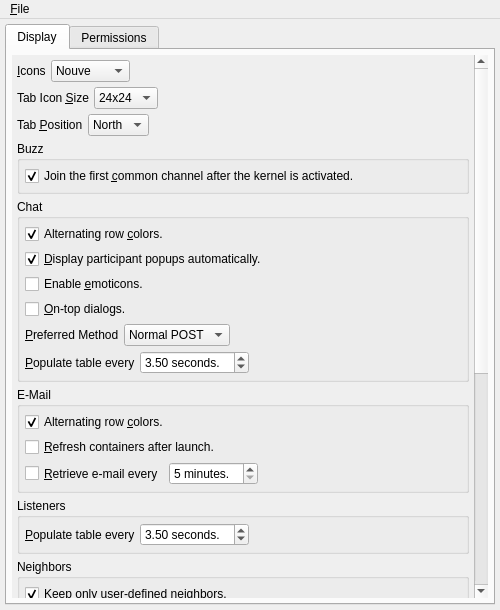
First picture: the form in branches/trunk/UI/options.ui, repository textbrowser/spot-on, before the edit.
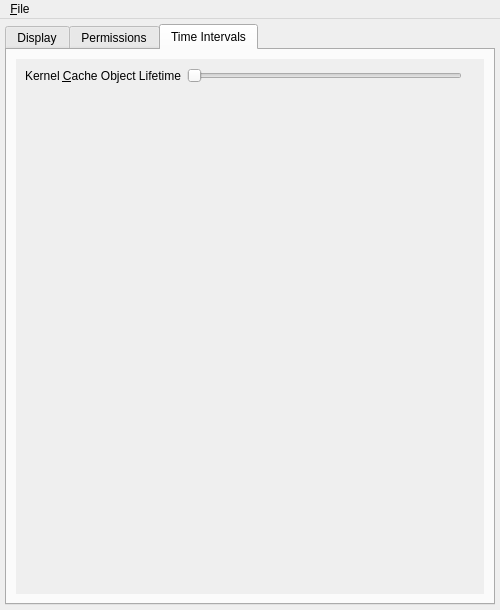
Second picture: the form after the edit. The open tabs and pages were chosen to show the change. Icons and pictures are not drawn.

Commit message: Prepare custom time intervals.

The edit to the form file:
```diff
--- a/branches/trunk/UI/options.ui
+++ b/branches/trunk/UI/options.ui
@@ -53,7 +53,7 @@
            <property name="geometry">
             <rect>
              <x>0</x>
-             <y>0</y>
+             <y>-469</y>
              <width>462</width>
              <height>999</height>
             </rect>
@@ -1609,6 +1609,78 @@
         </item>
        </layout>
       </widget>
+      <widget class="QWidget" name="tab_3">
+       <attribute name="title">
+        <string>Time Intervals</string>
+       </attribute>
+       <layout class="QVBoxLayout" name="verticalLayout_23">
+        <item>
+         <widget class="QScrollArea" name="scrollArea_3">
+          <property name="frameShape">
+           <enum>QFrame::NoFrame</enum>
+          </property>
+          <property name="widgetResizable">
+           <bool>true</bool>
+          </property>
+          <widget class="QWidget" name="scrollAreaWidgetContents">
+           <property name="geometry">
+            <rect>
+             <x>0</x>
+             <y>0</y>
+             <width>468</width>
+             <height>522</height>
+            </rect>
+           </property>
+           <layout class="QVBoxLayout" name="verticalLayout_24">
+            <item>
+             <layout class="QHBoxLayout" name="horizontalLayout_6">
+              <item>
+               <widget class="QLabel" name="label_5">
+                <property name="text">
+                 <string>Kernel &amp;Cache Object Lifetime</string>
+                </property>
+                <property name="buddy">
+                 <cstring>kernel_cache_object_lifetime</cstring>
+                </property>
+               </widget>
+              </item>
+              <item>
+               <widget class="QSlider" name="kernel_cache_object_lifetime">
+                <property name="minimum">
+                 <number>5</number>
+                </property>
+                <property name="maximum">
+                 <number>600</number>
+                </property>
+                <property name="orientation">
+                 <enum>Qt::Horizontal</enum>
+                </property>
+               </widget>
+              </item>
+              <item>
+               <widget class="QLabel" name="kcol_value"/>
+              </item>
+             </layout>
+            </item>
+            <item>
+             <spacer name="verticalSpacer_3">
+              <property name="orientation">
+               <enum>Qt::Vertical</enum>
+              </property>
+              <property name="sizeHint" stdset="0">
+               <size>
+                <width>20</width>
+                <height>40</height>
+               </size>
+              </property>
+             </spacer>
+            </item>
+           </layout>
+          </widget>
+         </widget>
+        </item>
+       </layout>
+      </widget>
      </widget>
     </item>
    </layout>
```
Left out of the diff: 7 changed lines with no effect on the pictures.
